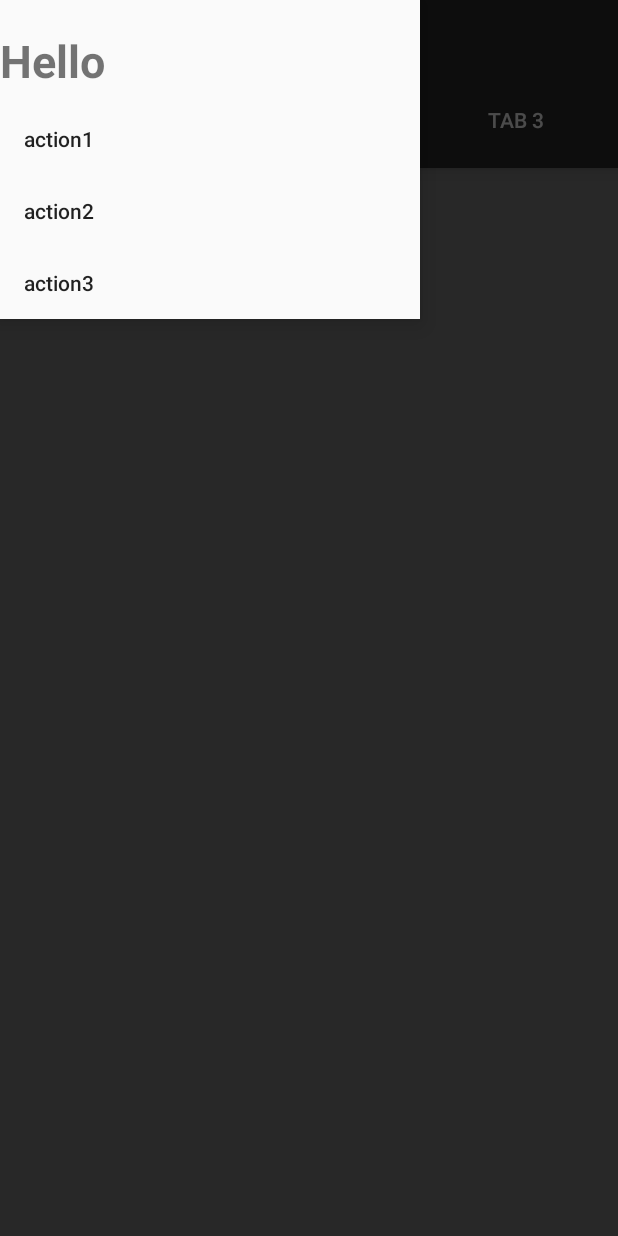
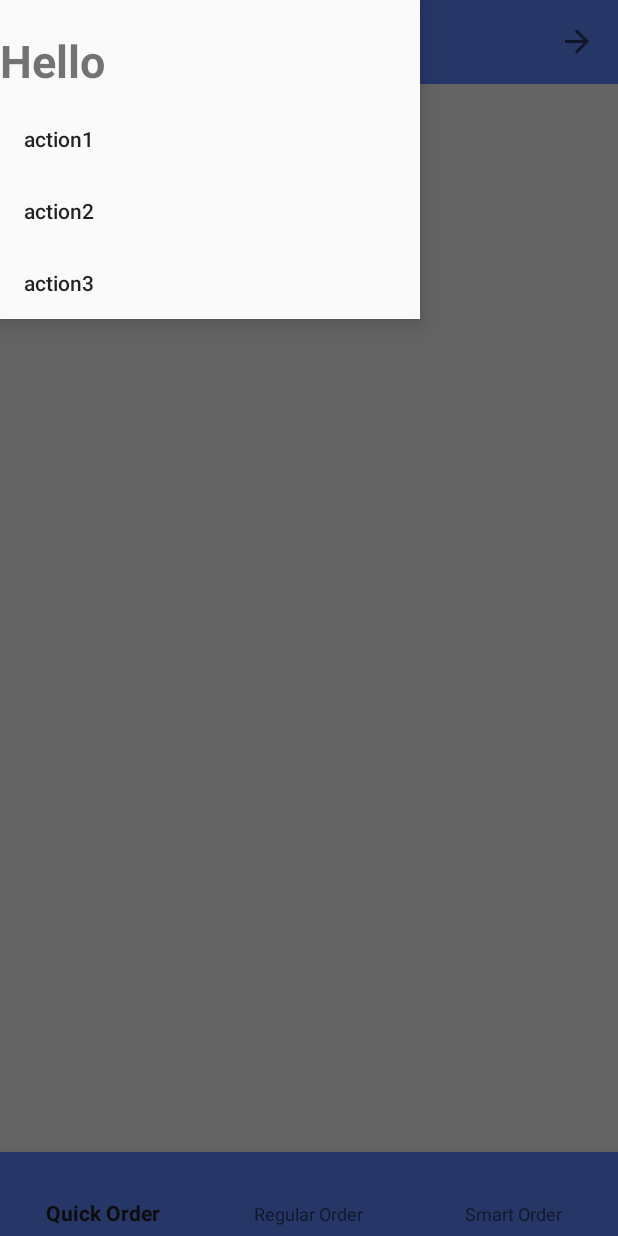
Before and after one commit to iby1812/Final-Project, an Android app: the HomePage screen opened directly, with no data from a screen before it, with the side drawer open, on a phone screen of 412 x 824 dp. Run offline under Robolectric (Android 15) with nearby library versions, the phone set to English and light mode, and no system bars; 1 statement that could not run was skipped.

Commit message:
add bottom navigation

```diff
--- a/app/src/main/java/com/cinema/cintix/HomePage.java
+++ b/app/src/main/java/com/cinema/cintix/HomePage.java
@@ -1,32 +1,40 @@
 package com.cinema.cintix;
 
 import android.os.Bundle;
-import android.view.Menu;
 import android.view.MenuItem;
 import android.view.View;
+import android.widget.FrameLayout;
 import android.widget.TextView;
 
-import com.cinema.cintix.bottomnavigation.NavigationAdapter;
+import com.cinema.cintix.bottomnavigation.QuickOrder;
+import com.cinema.cintix.bottomnavigation.RegularOrder;
+import com.cinema.cintix.bottomnavigation.SmartOrder;
+import com.google.android.material.bottomnavigation.BottomNavigationView;
 import com.google.android.material.navigation.NavigationView;
-import com.google.android.material.tabs.TabLayout;
 
 import androidx.appcompat.app.ActionBarDrawerToggle;
 import androidx.appcompat.app.AppCompatActivity;
 import androidx.appcompat.widget.Toolbar;
 import androidx.core.view.GravityCompat;
 import androidx.drawerlayout.widget.DrawerLayout;
-import androidx.viewpager.widget.ViewPager;
+import androidx.fragment.app.Fragment;
+import androidx.fragment.app.FragmentTransaction;
 
 public class HomePage extends AppCompatActivity implements NavigationView.OnNavigationItemSelectedListener {
-    TextView user;
-    DrawerLayout drawerLayout;
+    private TextView user;
+    private DrawerLayout drawerLayout;
+    private BottomNavigationView mnav;
+    private FrameLayout frameLayout;
+    private QuickOrder quickOrder = new QuickOrder();
+    private RegularOrder regularOrder = new RegularOrder();
+    private SmartOrder smartOrder = new SmartOrder();
 
     @Override
     protected void onCreate(Bundle savedInstanceState) {
         super.onCreate(savedInstanceState);
         setContentView(R.layout.activity_main);
-        settoolbar();
-        setbottomtoolbar();
+        SetToolbar();
+        SetBottomNavigator();
     }
 
 
@@ -62,7 +70,7 @@ public class HomePage extends AppCompatActivity implements NavigationView.OnNavi
         } else super.onBackPressed();
     }
 
-    private void settoolbar() {
+    private void SetToolbar() {
 
         Toolbar mToolbar = findViewById(R.id.toolbar);
         NavigationView navigationView = findViewById(R.id.navigation);
@@ -78,59 +86,38 @@ public class HomePage extends AppCompatActivity implements NavigationView.OnNavi
         drawerLayout.addDrawerListener(drawerToggle);
         drawerToggle.syncState();
         View header = navigationView.getHeaderView(0);
-        user = (TextView) header.findViewById(R.id.info);
+        user =  header.findViewById(R.id.info);
         user.setText(user.getText() + " " + getIntent().getExtras().getString("user"));
     }
 
-    private void setbottomtoolbar() {
-        Toolbar toolbar =  findViewById(R.id.bottom_tool_bar);
-        setSupportActionBar(toolbar);
+    private void SetBottomNavigator() {
+        mnav=findViewById(R.id.bottom_nav);
+        frameLayout=findViewById(R.id.frame);
 
-        TabLayout tabLayout = findViewById(R.id.tab_layout);
-        tabLayout.addTab(tabLayout.newTab().setText("Tab 1"));
-        tabLayout.addTab(tabLayout.newTab().setText("Tab 2"));
-        tabLayout.addTab(tabLayout.newTab().setText("Tab 3"));
-        tabLayout.setTabGravity(TabLayout.GRAVITY_FILL);
+        mnav.setOnNavigationItemSelectedListener(new BottomNavigationView.OnNavigationItemSelectedListener() {
+            @Override
+            public boolean onNavigationItemSelected(MenuItem menuItem) {
+                switch(menuItem.getItemId()){
+                    case R.id.quick_order:
+                        SetFragment(quickOrder);
+                        return true;
+                    case R.id.regular_order:
+                        SetFragment(regularOrder);
+                        return true;
+                    case R.id.smart_order:
+                        SetFragment(smartOrder);
+                        return true;
 
-        final ViewPager viewPager = findViewById(R.id.pager);
-        final NavigationAdapter adapter = new NavigationAdapter
-                (getSupportFragmentManager(), tabLayout.getTabCount());
-        viewPager.setAdapter(adapter);
-        viewPager.addOnPageChangeListener(new TabLayout.TabLayoutOnPageChangeListener(tabLayout));
-        tabLayout.setOnTabSelectedListener(new TabLayout.OnTabSelectedListener() {
-            @Override
-            public void onTabSelected(TabLayout.Tab tab) {
-                viewPager.setCurrentItem(tab.getPosition());
-            }
-
-            @Override
-            public void onTabUnselected(TabLayout.Tab tab) {
-
-            }
-
-            @Override
-            public void onTabReselected(TabLayout.Tab tab) {
-
+                    default:
+                        return false;
+                }
             }
         });
-
     }
 
-    @Override
-    public boolean onCreateOptionsMenu(Menu menu) {
-        //getMenuInflater().inflate(R.menu.menu_main, menu);
-        return true;
-    }
-
-    @Override
-    public boolean onOptionsItemSelected(MenuItem item) {
-/*
-        int id = item.getItemId();
-        if (id == R.id.action_settings) {
-            return true;
-        }
-*/
-
-        return super.onOptionsItemSelected(item);
+    private void SetFragment(Fragment frag){
+        FragmentTransaction fragmentTransaction=getSupportFragmentManager().beginTransaction();
+        fragmentTransaction.replace(R.id.frame,frag);
+        fragmentTransaction.commit();
     }
 }
--- a/app/src/main/java/com/cinema/cintix/bottomnavigation/NavigationAdapter.java
+++ /dev/null
@@ -1,37 +0,0 @@
-package com.cinema.cintix.bottomnavigation;
-
-import androidx.fragment.app.Fragment;
-import androidx.fragment.app.FragmentManager;
-import androidx.fragment.app.FragmentStatePagerAdapter;
-
-public class NavigationAdapter  extends FragmentStatePagerAdapter {
-    int mNumOfTabs;
-
-    public NavigationAdapter(FragmentManager fm, int NumOfTabs) {
-        super(fm);
-        this.mNumOfTabs = NumOfTabs;
-    }
-
-    @Override
-    public Fragment getItem(int position) {
-
-        switch (position) {
-            case 0:
-                QuickOrder quickOrder = new QuickOrder();
-                return quickOrder;
-            case 1:
-                RegularOrder regularOrder = new RegularOrder();
-                return regularOrder;
-            case 2:
-                SmartOrder smartOrder = new SmartOrder();
-                return smartOrder;
-            default:
-                return null;
-        }
-    }
-
-    @Override
-    public int getCount() {
-        return mNumOfTabs;
-    }
-}
--- a/app/src/main/java/com/cinema/cintix/bottomnavigation/QuickOrder.java
+++ b/app/src/main/java/com/cinema/cintix/bottomnavigation/QuickOrder.java
@@ -5,12 +5,14 @@ import android.view.LayoutInflater;
 import android.view.View;
 import android.view.ViewGroup;
 
+import com.cinema.cintix.R;
+
 import androidx.fragment.app.Fragment;
 
 public class QuickOrder extends Fragment {
 
     @Override
     public View onCreateView(LayoutInflater inflater, ViewGroup container,Bundle savedInstanceState) {
-        return super.onCreateView(inflater, container, savedInstanceState);
+          return inflater.inflate(R.layout.quick_order, container, false);
     }
 }
--- a/app/src/main/java/com/cinema/cintix/bottomnavigation/RegularOrder.java
+++ b/app/src/main/java/com/cinema/cintix/bottomnavigation/RegularOrder.java
@@ -5,12 +5,14 @@ import android.view.LayoutInflater;
 import android.view.View;
 import android.view.ViewGroup;
 
+import com.cinema.cintix.R;
+
 import androidx.fragment.app.Fragment;
 
 public class RegularOrder extends Fragment {
 
     @Override
     public View onCreateView(LayoutInflater inflater, ViewGroup container, Bundle savedInstanceState) {
-        return super.onCreateView(inflater, container, savedInstanceState);
+        return inflater.inflate(R.layout.regular_order, container, false);
     }
 }
--- a/app/src/main/java/com/cinema/cintix/bottomnavigation/SmartOrder.java
+++ b/app/src/main/java/com/cinema/cintix/bottomnavigation/SmartOrder.java
@@ -5,12 +5,14 @@ import android.view.LayoutInflater;
 import android.view.View;
 import android.view.ViewGroup;
 
+import com.cinema.cintix.R;
+
 import androidx.fragment.app.Fragment;
 
 public class SmartOrder extends Fragment {
 
     @Override
     public View onCreateView(LayoutInflater inflater, ViewGroup container, Bundle savedInstanceState) {
-        return super.onCreateView(inflater, container, savedInstanceState);
+        return inflater.inflate(R.layout.smart_order, container, false);
     }
 }
--- a/app/src/main/java/com/cinema/cintix/startingapp/LoginActivity.java
+++ b/app/src/main/java/com/cinema/cintix/startingapp/LoginActivity.java
@@ -2,9 +2,9 @@ package com.cinema.cintix.startingapp;
 
 import android.content.Intent;
 import android.os.Bundle;
-import com.cinema.cintix.data.UserData;
 import com.cinema.cintix.HomePage;
 import com.cinema.cintix.R;
+import com.cinema.cintix.data.UserData;
 import com.facebook.CallbackManager;
 import com.facebook.FacebookCallback;
 import com.facebook.FacebookException;
@@ -18,7 +18,7 @@ import androidx.appcompat.app.AppCompatActivity;
 public class LoginActivity extends AppCompatActivity {
     CallbackManager callbackManager;
     //only for testing need to be deleted and pass the data to server
-    public static final UserData user = new UserData();
+     UserData user = new UserData();
 
     @Override
     protected void onCreate( Bundle savedInstanceState) {
--- a/app/src/main/res/layout/activity_main.xml
+++ b/app/src/main/res/layout/activity_main.xml
@@ -29,8 +29,24 @@
             android:text="@string/app_name"
             android:textColor="@android:color/black" />
         </androidx.appcompat.widget.Toolbar>
-    </RelativeLayout>
 
+    <com.google.android.material.bottomnavigation.BottomNavigationView
+        android:id="@+id/bottom_nav"
+        android:layout_width="match_parent"
+        android:layout_height="wrap_content"
+        android:layout_alignParentBottom="true"
+        app:menu="@menu/bottom_navigator"
+        android:background="@color/colortoolsbar">
+    </com.google.android.material.bottomnavigation.BottomNavigationView>
+
+    <FrameLayout
+        android:id="@+id/frame"
+        android:layout_width="match_parent"
+        android:layout_height="match_parent"
+        android:layout_above="@+id/bottom_nav"
+        android:layout_below="@+id/toolbar">
+    </FrameLayout>
+</RelativeLayout>
     <com.google.android.material.navigation.NavigationView
         android:id="@+id/navigation"
         android:layout_width="wrap_content"
@@ -38,35 +54,4 @@
         android:layout_gravity="start"
         app:headerLayout="@layout/action_bar_draw"
         app:menu="@menu/action_bar" />
-    <RelativeLayout
-        android:layout_width="match_parent"
-        android:layout_height="wrap_content">
-    <androidx.appcompat.widget.Toolbar
-        android:id="@+id/bottom_tool_bar"
-        android:layout_width="match_parent"
-        android:layout_height="wrap_content"
-        android:layout_alignParentTop="true"
-        android:background="?attr/colorPrimary"
-        android:elevation="6dp"
-        android:minHeight="?attr/actionBarSize"
-        android:theme="@style/ThemeOverlay.AppCompat.Dark.ActionBar"
-        app:popupTheme="@style/ThemeOverlay.AppCompat.Light"/>
-
-    <com.google.android.material.tabs.TabLayout
-        android:id="@+id/tab_layout"
-        android:layout_width="match_parent"
-        android:layout_height="wrap_content"
-        android:layout_below="@+id/bottom_tool_bar"
-        android:background="?attr/colorPrimary"
-        android:elevation="6dp"
-        android:minHeight="?attr/actionBarSize"
-        android:theme="@style/ThemeOverlay.AppCompat.Dark.ActionBar"/>
-
-    <androidx.viewpager.widget.ViewPager
-        android:id="@+id/pager"
-        android:layout_width="match_parent"
-        android:layout_height="fill_parent"
-        android:layout_below="@id/tab_layout"/>
-    </RelativeLayout>
-
 </androidx.drawerlayout.widget.DrawerLayout>
--- a/app/src/main/res/menu/bottom_navigator.xml
+++ b/app/src/main/res/menu/bottom_navigator.xml
@@ -1,4 +1,18 @@
 <?xml version="1.0" encoding="utf-8"?>
 <menu xmlns:android="http://schemas.android.com/apk/res/android">
-
+    <item
+        android:id="@+id/quick_order"
+        android:title="Quick Order"
+        android:textSize="30sp"
+        android:textStyle="bold"/>
+    <item
+        android:id="@+id/regular_order"
+        android:title="Regular Order"
+        android:textSize="30sp"
+        android:textStyle="bold"/>
+    <item
+        android:id="@+id/smart_order"
+        android:title="Smart Order"
+        android:textSize="30sp"
+        android:textStyle="bold"/>
 </menu>
```
